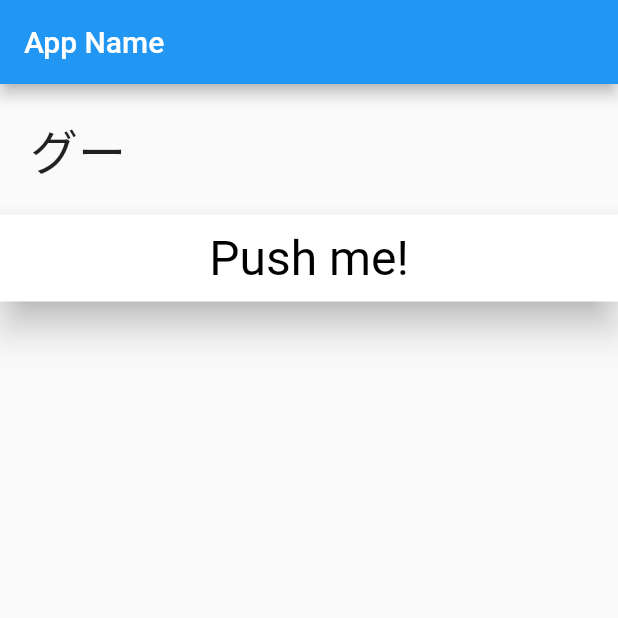
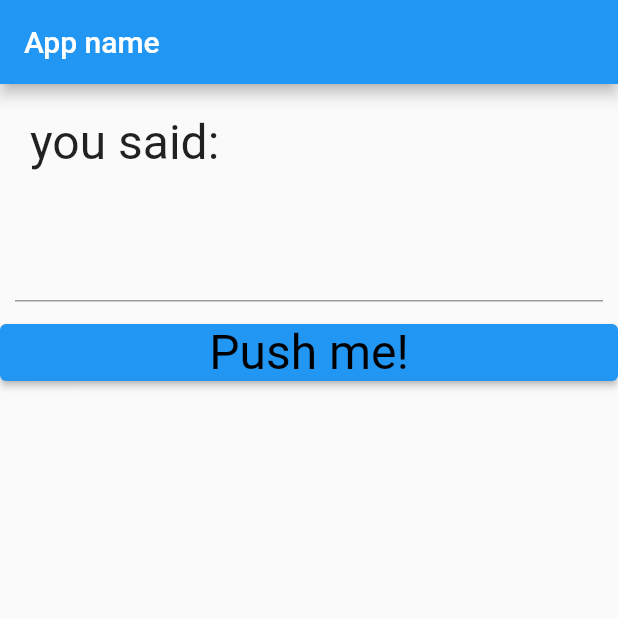
Before and after one commit to besumero628/flutter3_basic, a Flutter app: the screen it shows after launch, after a tap on "Push me!", on a phone screen of 412 x 824 dp, the top half of it. Run offline on Flutter 3.47's test engine with Material 2 defaults, Android fonts, the light colour scheme and no system bars.

Commit message:
controllerの使用

```diff
--- a/flutter_app/lib/main.dart
+++ b/flutter_app/lib/main.dart
@@ -27,14 +27,14 @@ class MyHomePage extends StatefulWidget {
 }
 
 class _MyHomePageState extends State<MyHomePage> {
-  static var _message = 'ok';
-  static var _janken = <String>['グー', 'チョキ', 'パー'];
+  static var _message = 'ok.';
+  static final _controller = TextEditingController();
 
   @override
   Widget build(BuildContext context) {
     return Scaffold(
       appBar: AppBar(
-        title: Text('App Name'),
+        title: Text('App name'),
       ),
       body: Center(
         child: Column(
@@ -53,10 +53,19 @@ class _MyHomePageState extends State<MyHomePage> {
                 ),
               ),
             ),
-            RawMaterialButton(
-              fillColor: Colors.white,
-              elevation: 10.0,
+            Padding(
               padding: EdgeInsets.all(10.0),
+              child: TextField(
+                controller: _controller,
+                style: TextStyle(
+                  fontSize: 28.0,
+                  color: const Color(0xffFF0000),
+                  fontWeight: FontWeight.w400,
+                  fontFamily: "Roboto"
+                ),
+              ),
+            ),
+            ElevatedButton(
               child: Text(
                 "Push me!",
                 style: TextStyle(
@@ -66,17 +75,16 @@ class _MyHomePageState extends State<MyHomePage> {
                   fontFamily: "Roboto"
                 ),
               ),
-              onPressed: buttonPressd,
+              onPressed: buttonPressed,
             )
           ],
         ),
       ),
     );
   }
-
-  void buttonPressd() {
+  void buttonPressed() {
     setState(() {
-      _message = (_janken..shuffle()).first;
+      _message = 'you said: ' + _controller.text;
     });
   }
 }
```
